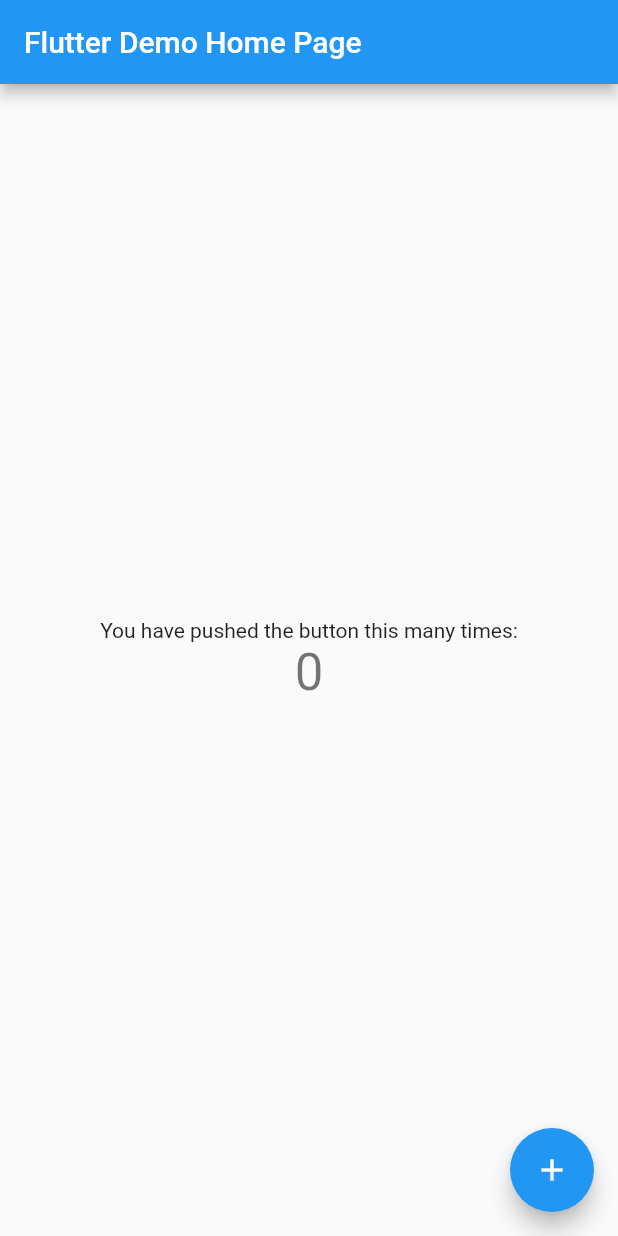
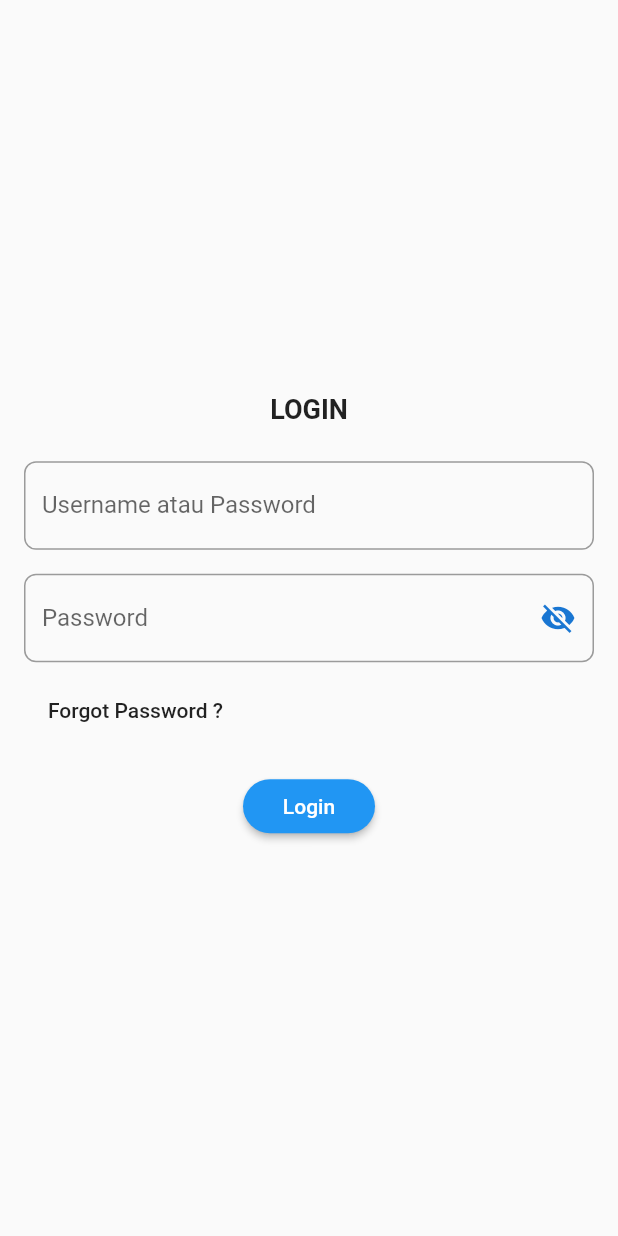
Before and after one commit to ahmadfaizk/flutter-expense, a Flutter app: the screen it shows after launch, on a phone screen of 412 x 824 dp. Run offline on Flutter 3.47's test engine with Material 2 defaults, Android fonts, the phone set to English and light mode, and no system bars.

Commit message:
add view login

```diff
--- /dev/null
+++ b/lib/login.dart
@@ -0,0 +1,84 @@
+import 'package:flutter/material.dart';
+
+class Login extends StatefulWidget {
+  @override
+  _LoginState createState() => _LoginState();
+}
+
+class _LoginState extends State<Login> {
+  bool passwordVisible = false;
+  bool isLoading = false;
+
+  @override
+  Widget build(BuildContext context) {
+    return Scaffold(
+      body: Container(
+        margin: EdgeInsets.all(16),
+        child: isLoading
+            ? Center(child: CircularProgressIndicator())
+            : Column(
+                mainAxisAlignment: MainAxisAlignment.center,
+                children: <Widget>[
+                  Container(
+                    margin: EdgeInsets.only(bottom: 24),
+                    child: Text(
+                      "LOGIN",
+                      style:
+                          TextStyle(fontSize: 18, fontWeight: FontWeight.bold),
+                    ),
+                  ),
+                  Container(
+                    child: TextField(
+                      decoration: InputDecoration(
+                          border: OutlineInputBorder(
+                              borderRadius: BorderRadius.circular(8)),
+                          labelText: "Username atau Password"),
+                    ),
+                  ),
+                  Container(
+                    margin: EdgeInsets.fromLTRB(0, 16, 0, 8),
+                    child: TextField(
+                      obscureText: !passwordVisible,
+                      decoration: InputDecoration(
+                          border: OutlineInputBorder(
+                              borderRadius: BorderRadius.circular(8)),
+                          labelText: "Password",
+                          suffixIcon: IconButton(
+                            icon: Icon(
+                              passwordVisible
+                                  ? Icons.visibility
+                                  : Icons.visibility_off,
+                              color: Theme.of(context).primaryColorDark,
+                            ),
+                            onPressed: () {
+                              setState(() {
+                                passwordVisible = !passwordVisible;
+                              });
+                            },
+                          )),
+                    ),
+                  ),
+                  Container(
+                    margin: EdgeInsets.only(bottom: 16),
+                    child: Row(
+                      children: <Widget>[
+                        FlatButton(
+                          child: Text("Forgot Password ?"),
+                          onPressed: () {},
+                        ),
+                      ],
+                    ),
+                  ),
+                  RaisedButton(
+                    color: Theme.of(context).primaryColor,
+                    textColor: Colors.white,
+                    child: Text("Login"),
+                    shape: StadiumBorder(),
+                    onPressed: () {},
+                  ),
+                ],
+              ),
+      ),
+    );
+  }
+}
--- a/lib/main.dart
+++ b/lib/main.dart
@@ -1,117 +1,21 @@
+import 'package:expense/login.dart';
 import 'package:flutter/material.dart';
 
 void main() {
   runApp(MyApp());
 }
 
-class MyApp extends StatelessWidget {
-  // This widget is the root of your application.
+class MyApp extends StatefulWidget {
   @override
-  Widget build(BuildContext context) {
-    return MaterialApp(
-      title: 'Flutter Demo',
-      theme: ThemeData(
-        // This is the theme of your application.
-        //
-        // Try running your application with "flutter run". You'll see the
-        // application has a blue toolbar. Then, without quitting the app, try
-        // changing the primarySwatch below to Colors.green and then invoke
-        // "hot reload" (press "r" in the console where you ran "flutter run",
-        // or simply save your changes to "hot reload" in a Flutter IDE).
-        // Notice that the counter didn't reset back to zero; the application
-        // is not restarted.
-        primarySwatch: Colors.blue,
-        // This makes the visual density adapt to the platform that you run
-        // the app on. For desktop platforms, the controls will be smaller and
-        // closer together (more dense) than on mobile platforms.
-        visualDensity: VisualDensity.adaptivePlatformDensity,
-      ),
-      home: MyHomePage(title: 'Flutter Demo Home Page'),
-    );
-  }
+  _MyAppState createState() => _MyAppState();
 }
 
-class MyHomePage extends StatefulWidget {
-  MyHomePage({Key key, this.title}) : super(key: key);
-
-  // This widget is the home page of your application. It is stateful, meaning
-  // that it has a State object (defined below) that contains fields that affect
-  // how it looks.
-
-  // This class is the configuration for the state. It holds the values (in this
-  // case the title) provided by the parent (in this case the App widget) and
-  // used by the build method of the State. Fields in a Widget subclass are
-  // always marked "final".
-
-  final String title;
-
-  @override
-  _MyHomePageState createState() => _MyHomePageState();
-}
-
-class _MyHomePageState extends State<MyHomePage> {
-  int _counter = 0;
-
-  void _incrementCounter() {
-    setState(() {
-      // This call to setState tells the Flutter framework that something has
-      // changed in this State, which causes it to rerun the build method below
-      // so that the display can reflect the updated values. If we changed
-      // _counter without calling setState(), then the build method would not be
-      // called again, and so nothing would appear to happen.
-      _counter++;
-    });
-  }
+class _MyAppState extends State<MyApp> {
+  bool passwordVisible = false;
+  bool isLoading = false;
 
   @override
   Widget build(BuildContext context) {
-    // This method is rerun every time setState is called, for instance as done
-    // by the _incrementCounter method above.
-    //
-    // The Flutter framework has been optimized to make rerunning build methods
-    // fast, so that you can just rebuild anything that needs updating rather
-    // than having to individually change instances of widgets.
-    return Scaffold(
-      appBar: AppBar(
-        // Here we take the value from the MyHomePage object that was created by
-        // the App.build method, and use it to set our appbar title.
-        title: Text(widget.title),
-      ),
-      body: Center(
-        // Center is a layout widget. It takes a single child and positions it
-        // in the middle of the parent.
-        child: Column(
-          // Column is also a layout widget. It takes a list of children and
-          // arranges them vertically. By default, it sizes itself to fit its
-          // children horizontally, and tries to be as tall as its parent.
-          //
-          // Invoke "debug painting" (press "p" in the console, choose the
-          // "Toggle Debug Paint" action from the Flutter Inspector in Android
-          // Studio, or the "Toggle Debug Paint" command in Visual Studio Code)
-          // to see the wireframe for each widget.
-          //
-          // Column has various properties to control how it sizes itself and
-          // how it positions its children. Here we use mainAxisAlignment to
-          // center the children vertically; the main axis here is the vertical
-          // axis because Columns are vertical (the cross axis would be
-          // horizontal).
-          mainAxisAlignment: MainAxisAlignment.center,
-          children: <Widget>[
-            Text(
-              'You have pushed the button this many times:',
-            ),
-            Text(
-              '$_counter',
-              style: Theme.of(context).textTheme.headline4,
-            ),
-          ],
-        ),
-      ),
-      floatingActionButton: FloatingActionButton(
-        onPressed: _incrementCounter,
-        tooltip: 'Increment',
-        child: Icon(Icons.add),
-      ), // This trailing comma makes auto-formatting nicer for build methods.
-    );
+    return MaterialApp(home: Login());
   }
 }
```
